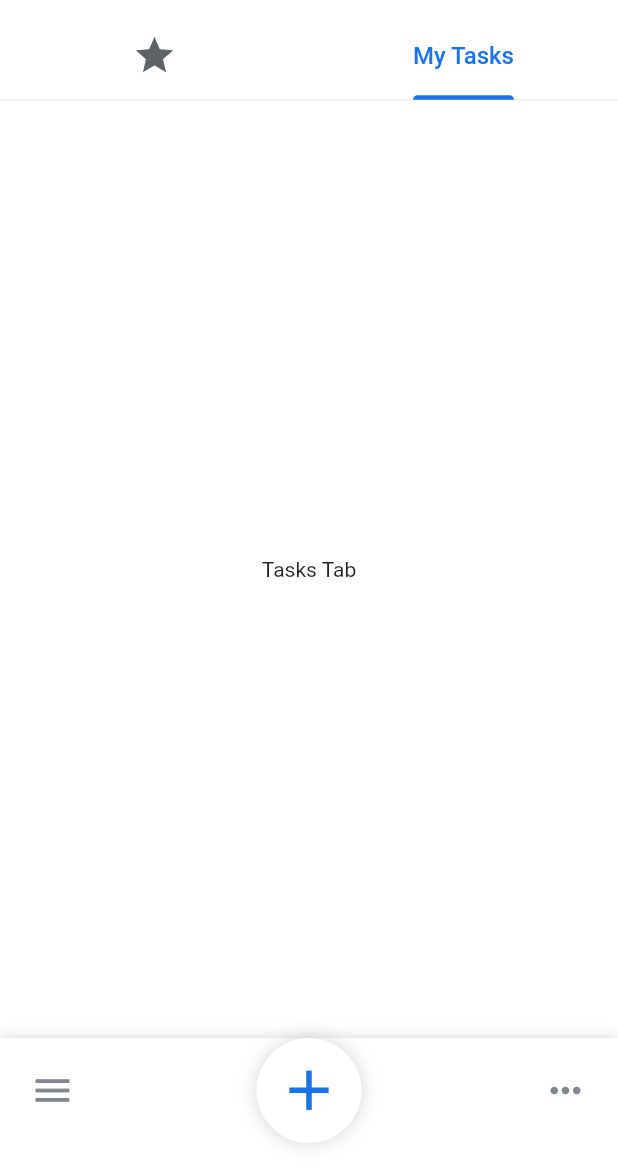
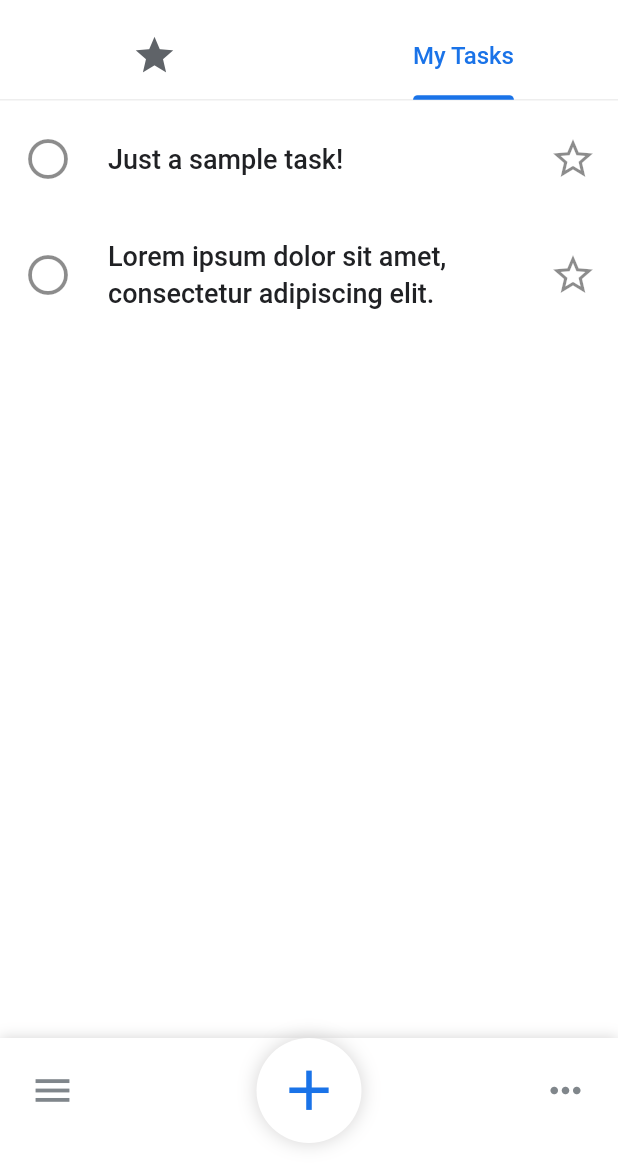
Before and after one commit to dayojiboye/flutter-to-do, a Flutter app: the screen it shows after launch, tab 2 chosen, on a phone screen of 412 x 824 dp, the part 63-1236 px from its top. Run offline on Flutter 3.47's test engine with Material 2 defaults, Android fonts, the phone set to English and light mode, and no system bars; our stand-ins replace google_fonts.

Commit message:
feat: added task model and tasks screen ui

```diff
--- /dev/null
+++ b/lib/models/task.dart
@@ -0,0 +1,25 @@
+import 'package:uuid/uuid.dart';
+import "package:intl/intl.dart";
+
+const uuid = Uuid();
+
+final formatter = DateFormat.yMd();
+
+class Task {
+  Task({
+    required this.description,
+    required this.isStarred,
+    required this.date,
+    required this.isCompleted,
+  }) : id = uuid.v4();
+
+  final String description;
+  final bool isStarred;
+  final DateTime date;
+  final String id;
+  final bool isCompleted;
+
+  String get formattedDate {
+    return formatter.format(date);
+  }
+}
--- a/lib/screens/home.dart
+++ b/lib/screens/home.dart
@@ -1,6 +1,7 @@
 import 'package:flutter/material.dart';
 import 'package:google_fonts/google_fonts.dart';
 import 'package:to_do/screens/starred_tasks.dart';
+import 'package:to_do/screens/tasks_screen.dart';
 import 'package:to_do/utils/colors.dart';
 import 'package:to_do/widgets/app_bottom_sheet.dart';
 import 'package:to_do/widgets/app_tab_bar_indicator.dart';
@@ -113,9 +114,7 @@ class _HomeScreenState extends State<HomeScreen> with TickerProviderStateMixin {
                   physics: const AlwaysScrollableScrollPhysics(),
                   children: const [
                     StarredTasksScreen(),
-                    Center(
-                      child: Text("Tasks Tab"),
-                    ),
+                    TasksScreen(),
                   ],
                 ),
               ),
--- a/lib/screens/starred_tasks.dart
+++ b/lib/screens/starred_tasks.dart
@@ -6,7 +6,7 @@ class StarredTasksScreen extends StatelessWidget {
 
   @override
   Widget build(BuildContext context) {
-    return RefreshIndicator(
+    return RefreshIndicator.adaptive(
       onRefresh: () {
         return Future(() => {});
       },
--- /dev/null
+++ b/lib/screens/tasks_screen.dart
@@ -0,0 +1,78 @@
+import 'package:flutter/material.dart';
+import 'package:to_do/models/task.dart';
+import 'package:to_do/utils/colors.dart';
+import 'package:to_do/widgets/touchable_opacity.dart';
+
+class TasksScreen extends StatefulWidget {
+  const TasksScreen({super.key});
+
+  @override
+  State<TasksScreen> createState() => _TasksScreenState();
+}
+
+class _TasksScreenState extends State<TasksScreen> {
+  // ignore: non_constant_identifier_names
+  final List<Task> TasksList = [
+    Task(
+      description: "Just a sample task!",
+      isStarred: false,
+      isCompleted: false,
+      date: DateTime.now(),
+    ),
+    Task(
+      description: "Lorem ipsum dolor sit amet, consectetur adipiscing elit.",
+      isStarred: false,
+      isCompleted: false,
+      date: DateTime.now(),
+    ),
+  ];
+
+  @override
+  Widget build(BuildContext context) {
+    return RefreshIndicator.adaptive(
+      onRefresh: () {
+        return Future(() => {});
+      },
+      child: ListView.builder(
+        itemCount: TasksList.length,
+        itemBuilder: (context, index) {
+          return ListTile(
+            contentPadding: const EdgeInsets.symmetric(
+              vertical: 10,
+              horizontal: 16,
+            ),
+            leading: TouchableOpacity(
+              backgroundColor: Colors.transparent,
+              width: 30,
+              height: 30,
+              onTap: () {},
+              child: const Icon(
+                Icons.circle_outlined,
+                size: 32,
+              ),
+            ),
+            title: Text(
+              TasksList[index].description,
+              style: const TextStyle(
+                color: kPrimaryTextColor,
+                fontSize: 18,
+                fontWeight: FontWeight.w500,
+                height: 1.4,
+              ),
+            ),
+            trailing: TouchableOpacity(
+              backgroundColor: Colors.transparent,
+              width: 30,
+              height: 30,
+              onTap: () {},
+              child: const Icon(
+                Icons.star_outline,
+                size: 32,
+              ),
+            ),
+          );
+        },
+      ),
+    );
+  }
+}
--- a/pubspec.yaml
+++ b/pubspec.yaml
@@ -35,6 +35,8 @@ dependencies:
   # Use with the CupertinoIcons class for iOS style icons.
   cupertino_icons: ^1.0.2
   google_fonts: ^4.0.4
+  uuid: ^3.0.7
+  intl: ^0.18.1
 
 dev_dependencies:
   flutter_test:
```
Also changed, not shown: pubspec.lock.
